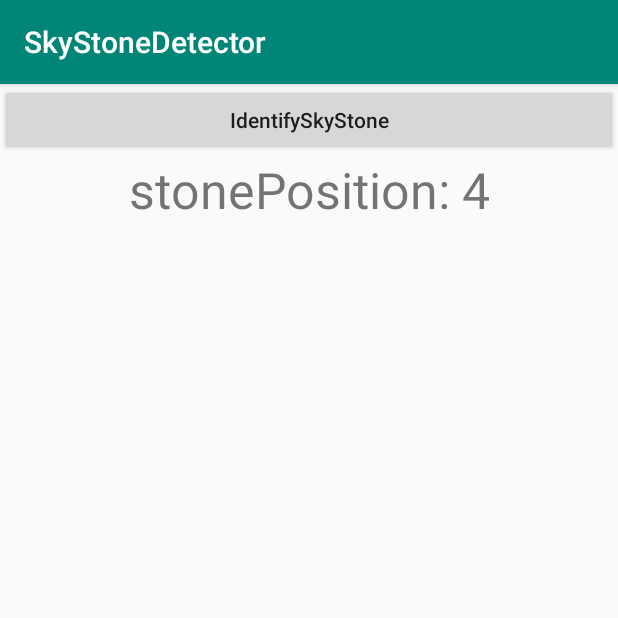
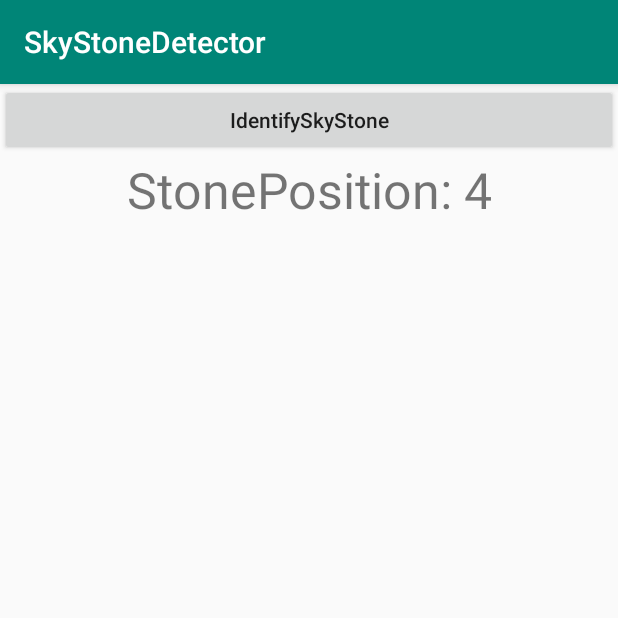
Before and after one commit to chenyun8/SkyStoneDetector, an Android app: the screen it shows after launch (MainActivity), after a tap on "IdentifySkyStone", on a phone screen of 412 x 824 dp, the top half of it. Run offline under Robolectric (Android 15) with nearby library versions, the phone set to English and light mode, and no system bars; 18 statements that could not run were skipped.

```diff
--- a/app/src/main/java/com/example/skystonedetector/MainActivity.java
+++ b/app/src/main/java/com/example/skystonedetector/MainActivity.java
@@ -54,6 +54,7 @@ public class MainActivity extends AppCompatActivity {
         int stonePosition = pipeline.process(img);
 
         TextView textView = findViewById(R.id.stonePosition);
-        textView.setText("stonePosition: " + stonePosition);
+        String output = getResources().getString(R.string.stone_position);
+        textView.setText(output + ": " + stonePosition );
       }
 }
```
